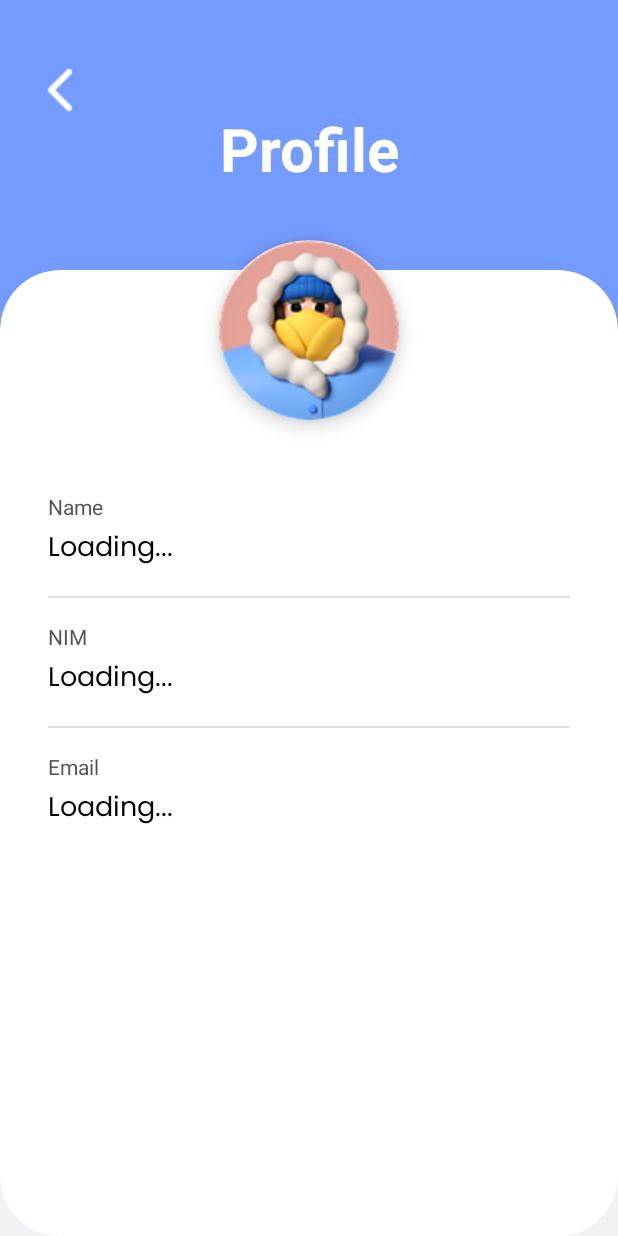
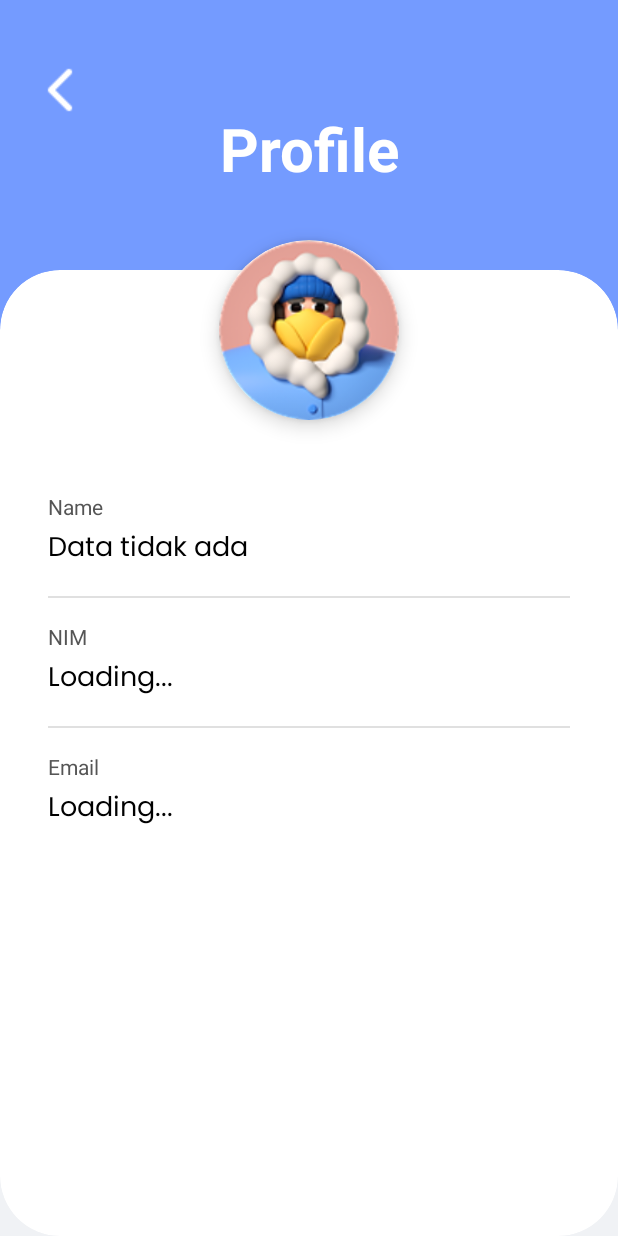
Before and after one commit to andreannov/ProjekAkhirPAM, an Android app: the ProfileActivity screen opened directly, with no data from a screen before it, on a phone screen of 412 x 824 dp. Run offline under Robolectric (Android 15) with nearby library versions, the phone set to English and light mode, and no system bars; our stand-ins replace Firebase (no records; nobody signed in at launch, a user with empty details on screens opened directly).

Commit message:
perubahan final bangett

```diff
--- a/app/src/main/java/com/example/projekgabunganpam/ProfileActivity.java
+++ b/app/src/main/java/com/example/projekgabunganpam/ProfileActivity.java
@@ -1,12 +1,18 @@
-package com.example.projekgabunganpam; // Sesuaikan dengan package proyek Anda
+package com.example.projekgabunganpam;
 
 import android.os.Bundle;
-import android.os.Handler;
-import android.os.Looper;
+import android.util.Log;
 import android.widget.ImageButton;
 import android.widget.TextView;
+import android.widget.Toast;
 
 import androidx.appcompat.app.AppCompatActivity;
+
+import com.google.firebase.auth.FirebaseAuth;
+import com.google.firebase.auth.FirebaseUser;
+import com.google.firebase.firestore.DocumentReference;
+import com.google.firebase.firestore.DocumentSnapshot;
+import com.google.firebase.firestore.FirebaseFirestore;
 
 public class ProfileActivity extends AppCompatActivity {
 
@@ -16,11 +22,18 @@ public class ProfileActivity extends AppCompatActivity {
     private TextView tvStudentId;
     private TextView tvStudentEmail;
 
+    // [PERBAIKAN] Deklarasi untuk Firebase Auth dan Firestore
+    private FirebaseAuth mAuth;
+    private FirebaseFirestore db;
+
     @Override
     protected void onCreate(Bundle savedInstanceState) {
         super.onCreate(savedInstanceState);
-        // Pastikan nama file XML Anda adalah activity_profile.xml
         setContentView(R.layout.activity_profile);
+
+        // [PERBAIKAN] Inisialisasi Firebase
+        mAuth = FirebaseAuth.getInstance();
+        db = FirebaseFirestore.getInstance();
 
         // Inisialisasi semua view dari layout
         initializeViews();
@@ -28,7 +41,7 @@ public class ProfileActivity extends AppCompatActivity {
         // Setup listener untuk tombol kembali
         setupListeners();
 
-        // Memulai proses pengambilan data profil (simulasi)
+        // Memulai proses pengambilan data profil dari Firestore
         fetchUserProfile();
     }
 
@@ -45,24 +58,48 @@ public class ProfileActivity extends AppCompatActivity {
     }
 
     /**
-     * Metode ini mensimulasikan pengambilan data pengguna dari server.
-     * Di aplikasi nyata, di sinilah Anda akan memanggil Firebase atau API backend Anda.
+     * [PERBAIKAN] Metode ini sekarang mengambil data pengguna dari Firestore
+     * bukan lagi menggunakan data dummy.
      */
     private void fetchUserProfile() {
-        // Teks "Loading..." sudah diatur di XML, jadi kita tidak perlu mengaturnya lagi.
-        // Kita gunakan Handler untuk menunda eksekusi selama 2 detik (2000 milidetik)
-        // untuk mensimulasikan waktu yang dibutuhkan untuk mengambil data dari internet.
-        new Handler(Looper.getMainLooper()).postDelayed(() -> {
-            // Data dummy sebagai contoh
-            String name = "Budi Santoso";
-            String nim = "215150700111001";
-            String email = "budi.s@student.ub.ac.id";
+        FirebaseUser user = mAuth.getCurrentUser();
+        if (user != null) {
+            // Tampilkan "Loading..." selagi mengambil data
+            tvStudentName.setText("Loading...");
+            tvStudentId.setText("Loading...");
+            tvStudentEmail.setText("Loading...");
 
-            // Setelah data "didapatkan", perbarui TextViews
-            tvStudentName.setText(name);
-            tvStudentId.setText(nim);
-            tvStudentEmail.setText(email);
+            String uid = user.getUid();
+            DocumentReference docRef = db.collection("users").document(uid);
 
-        }, 2000); // Penundaan selama 2 detik
+            docRef.get().addOnCompleteListener(task -> {
+                if (task.isSuccessful()) {
+                    DocumentSnapshot document = task.getResult();
+                    if (document.exists()) {
+                        // Ambil data dari dokumen Firestore
+                        String name = document.getString("name");
+                        String email = document.getString("email");
+                        String nim = document.getString("nim");
+
+                        // Setelah data didapatkan, perbarui TextViews
+                        tvStudentName.setText(name);
+                        tvStudentEmail.setText(email);
+                        tvStudentId.setText(nim != null ? nim : "NIM belum diatur");
+
+                    } else {
+                        Log.d("ProfileActivity", "No such document");
+                        Toast.makeText(ProfileActivity.this, "Data profil tidak ditemukan.", Toast.LENGTH_SHORT).show();
+                        tvStudentName.setText("Data tidak ada");
+                    }
+                } else {
+                    Log.w("ProfileActivity", "get failed with ", task.getException());
+                    Toast.makeText(ProfileActivity.this, "Gagal memuat data profil.", Toast.LENGTH_SHORT).show();
+                }
+            });
+        } else {
+            // Handle kasus jika tidak ada pengguna yang login
+            Toast.makeText(this, "Tidak ada pengguna yang login.", Toast.LENGTH_LONG).show();
+            finish(); // Kembali ke halaman sebelumnya
+        }
     }
 }
```
Also changed, not shown: app/src/main/java/com/example/projekgabunganpam/DashboardActivity.java (+8 -0 lines), app/src/main/res/layout/activity_dashboard.xml (+24 -30 lines).
